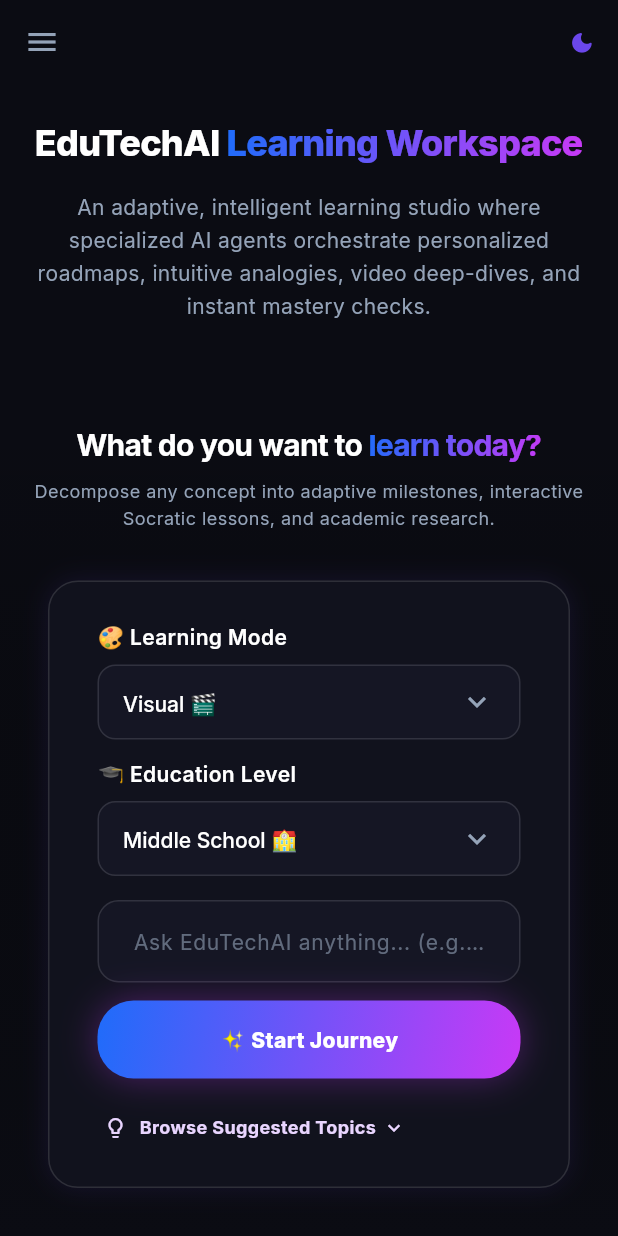
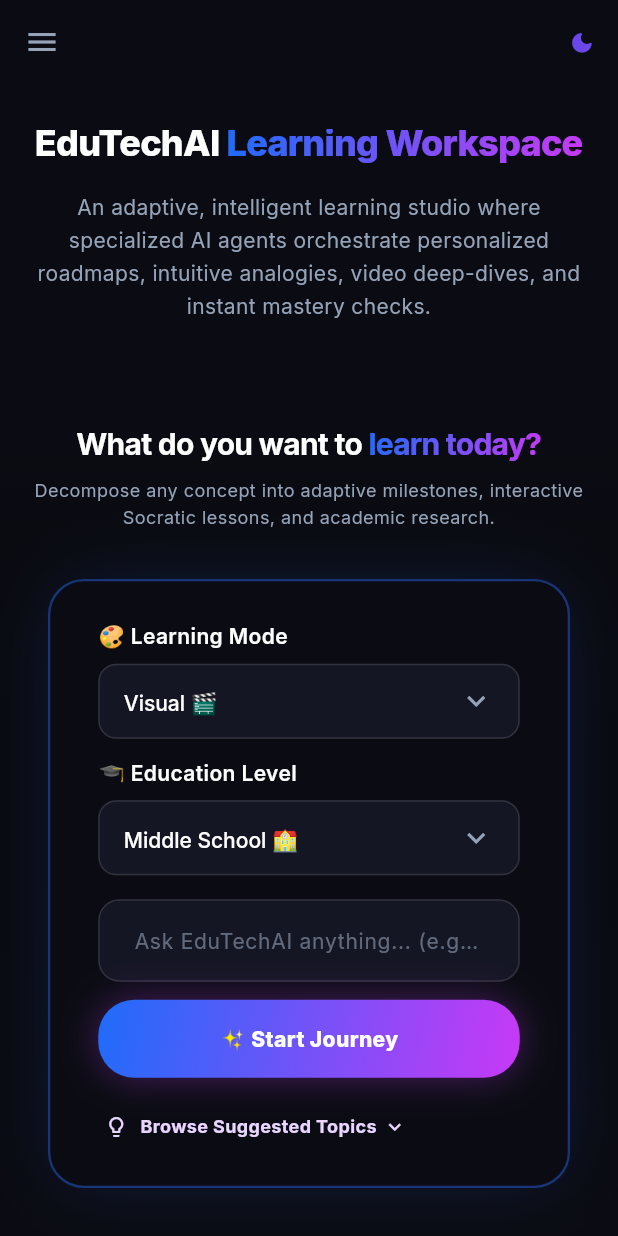
Before and after one commit to zees007/edutech-ai-based-learning-platform, a Flutter app: the LearningPage screen opened by its route, on a phone screen of 412 x 824 dp. Run offline on Flutter 3.47's test engine with Material 3 defaults, Android fonts, the phone set to English and light mode, and no system bars; our stand-ins replace cookie_jar, dio, dio_cookie_manager, fl_chart, flutter_markdown, flutter_riverpod and 7 more; missing offline and left inert: dart:js_interop, flutter_math_fork; accounts and stored records are empty; network calls fail.

Commit message:
feat: add JourneyPromptCard and SplitLearningWorkspace widgets for learning pages

```diff
--- a/devzees-edutechai-client/lib/presentation/pages/learning/widgets/main_content/journey_prompt_card.dart
+++ b/devzees-edutechai-client/lib/presentation/pages/learning/widgets/main_content/journey_prompt_card.dart
@@ -40,6 +40,8 @@ class _JourneyPromptCardState extends ConsumerState<JourneyPromptCard> {
 
   @override
   Widget build(BuildContext context) {
+    final isDark = AppColors.isDark;
+
     return MouseRegion(
       onEnter: (_) => setState(() => _isHovered = true),
       onExit: (_) => setState(() => _isHovered = false),
@@ -51,23 +53,39 @@ class _JourneyPromptCardState extends ConsumerState<JourneyPromptCard> {
         margin: const EdgeInsets.symmetric(horizontal: 16, vertical: 24),
         padding: const EdgeInsets.fromLTRB(32, 26, 32, 22),
         decoration: BoxDecoration(
-          color: AppColors.isDark ? AppColors.surfaceDark : Colors.white,
-          borderRadius: BorderRadius.circular(20),
+          color: isDark ? AppColors.canvasBackground : Colors.white,
+          borderRadius: BorderRadius.circular(24),
           border: Border.all(
-            color: _isHovered
-                ? AppColors.purple
-                : AppColors.border,
-            width: _isHovered ? 1.5 : 1.0,
+            color: isDark
+                ? AppColors.primary.withValues(alpha: _isHovered ? 0.70 : 0.45)
+                : (_isHovered
+                    ? const Color(0xFFC7D2FE)
+                    : const Color(0xFFC7D2FE).withValues(alpha: 0.6)),
+            width: 1.5,
           ),
-          boxShadow: [
-            BoxShadow(
-              color: AppColors.purple.withValues(
-                alpha: _isHovered ? 0.35 : 0.12,
-              ),
-              blurRadius: _isHovered ? 24 : 14,
-              spreadRadius: _isHovered ? 1 : 0,
-            ),
-          ],
+          boxShadow: isDark
+              ? [
+                  BoxShadow(
+                    color: AppColors.primary.withValues(
+                      alpha: _isHovered ? 0.32 : 0.20,
+                    ),
+                    blurRadius: _isHovered ? 48 : 40,
+                    spreadRadius: _isHovered ? -4 : -8,
+                  ),
+                ]
+              : [
+                  BoxShadow(
+                    color: const Color(0x0F0F172A),
+                    blurRadius: _isHovered ? 36 : 30,
+                    spreadRadius: -4,
+                    offset: const Offset(0, 12),
+                  ),
+                  const BoxShadow(
+                    color: Color(0x060F172A),
+                    blurRadius: 8,
+                    offset: Offset(0, 2),
+                  ),
+                ],
         ),
         child: Column(
           crossAxisAlignment: CrossAxisAlignment.stretch,
@@ -168,10 +186,10 @@ class _JourneyPromptCardState extends ConsumerState<JourneyPromptCard> {
             builder: (context) {
               return Theme(
                 data: Theme.of(context).copyWith(
-                  hoverColor: AppColors.purple.withValues(alpha: 0.12),
-                  focusColor: AppColors.purple.withValues(alpha: 0.15),
-                  splashColor: AppColors.purple.withValues(alpha: 0.1),
-                  highlightColor: AppColors.purple.withValues(alpha: 0.1),
+                  hoverColor: AppColors.primary.withValues(alpha: 0.12),
+                  focusColor: AppColors.primary.withValues(alpha: 0.15),
+                  splashColor: AppColors.primary.withValues(alpha: 0.1),
+                  highlightColor: AppColors.primary.withValues(alpha: 0.1),
                 ),
                 child: DropdownButtonHideUnderline(
                   child: DropdownButton<String>(
@@ -331,7 +349,7 @@ class _JourneyPromptCardState extends ConsumerState<JourneyPromptCard> {
         ),
         focusedBorder: OutlineInputBorder(
           borderRadius: BorderRadius.circular(14),
-          borderSide: const BorderSide(color: AppColors.purple, width: 1.5),
+          borderSide: const BorderSide(color: AppColors.primary, width: 1.5),
         ),
       ),
     );
@@ -350,22 +368,22 @@ class _JourneyPromptCardState extends ConsumerState<JourneyPromptCard> {
           child: Row(
             mainAxisSize: MainAxisSize.min,
             children: [
-              const Icon(
+              Icon(
                 Icons.lightbulb_outline,
-                color: AppColors.lavender,
+                color: AppColors.adaptiveLavender,
                 size: 16,
               ),
               const SizedBox(width: 8),
               Text(
                 'Browse Suggested Topics',
                 style: AppTextStyles.captionBold.copyWith(
-                  color: AppColors.lavender,
+                  color: AppColors.adaptiveLavender,
                 ),
               ),
               const SizedBox(width: 4),
-              const Icon(
+              Icon(
                 Icons.keyboard_arrow_down,
-                color: AppColors.lavender,
+                color: AppColors.adaptiveLavender,
                 size: 16,
               ),
             ],
--- a/devzees-edutechai-client/lib/presentation/pages/learning/widgets/workspace/split_learning_workspace.dart
+++ b/devzees-edutechai-client/lib/presentation/pages/learning/widgets/workspace/split_learning_workspace.dart
@@ -232,7 +232,7 @@ class _SplitLearningWorkspaceState
 
   Widget _buildChatPanel(dynamic currentStep) {
     return Container(
-      decoration: const BoxDecoration(
+      decoration: BoxDecoration(
         color: AppColors.surfaceDark,
       ),
       child: (currentStep.tutorExplanation != null ||
@@ -419,7 +419,7 @@ class _FullscreenPanelOverlay extends ConsumerWidget {
 
   Widget _buildFullscreenChat() {
     return Container(
-      decoration: const BoxDecoration(
+      decoration: BoxDecoration(
         color: AppColors.surfaceDark,
       ),
       child: (currentStep.tutorExplanation != null ||
```
